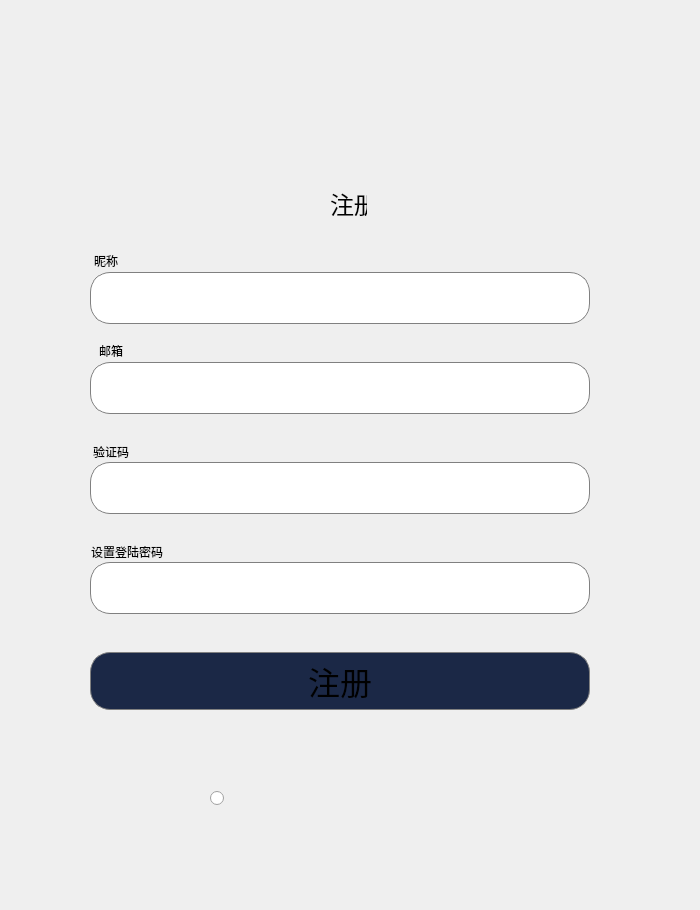
First picture: the form in UI/gbs/GBSRegisterForm.ui, repository huangjingpei/myobs, before the edit.
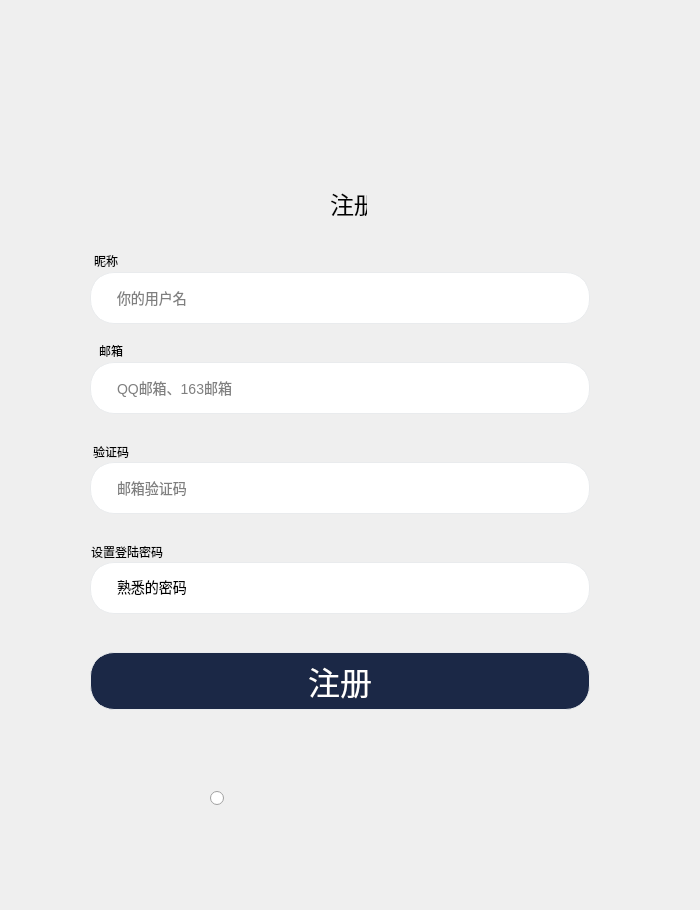
Second picture: the form after the edit.

Patch:
```diff
--- a/UI/gbs/GBSRegisterForm.ui
+++ b/UI/gbs/GBSRegisterForm.ui
@@ -50,10 +50,15 @@
      </rect>
     </property>
     <property name="styleSheet">
-     <string notr="true">border: 1px solid gray;
-border-radius: 20px;
+     <string notr="true">border: 1px solid #E9EBED;
+border-radius: 24px;
 padding: 5px;
-background: white;</string>
+background: white;
+padding-left: 24px;
+font-size: 14px;</string>
+    </property>
+    <property name="placeholderText">
+     <string>你的用户名</string>
     </property>
    </widget>
    <widget class="QLineEdit" name="leEmail">
@@ -66,10 +71,15 @@
      </rect>
     </property>
     <property name="styleSheet">
-     <string notr="true">border: 1px solid gray;
-border-radius: 20px;
+     <string notr="true">border: 1px solid #E9EBED;
+border-radius: 24px;
 padding: 5px;
-background: white;</string>
+background: white;
+padding-left: 24px;
+font-size: 14px;</string>
+    </property>
+    <property name="placeholderText">
+     <string>QQ邮箱、163邮箱</string>
     </property>
    </widget>
    <widget class="QLineEdit" name="leVerifyCode">
@@ -82,10 +92,15 @@
      </rect>
     </property>
     <property name="styleSheet">
-     <string notr="true">border: 1px solid gray;
-border-radius: 20px;
+     <string notr="true">border: 1px solid #E9EBED;
+border-radius: 24px;
 padding: 5px;
-background: white;</string>
+background: white;
+padding-left: 24px;
+font-size: 14px;</string>
+    </property>
+    <property name="placeholderText">
+     <string>邮箱验证码</string>
     </property>
    </widget>
    <widget class="QLineEdit" name="leLoginPassword">
@@ -98,10 +113,19 @@
      </rect>
     </property>
     <property name="styleSheet">
-     <string notr="true">border: 1px solid gray;
-border-radius: 20px;
+     <string notr="true">border: 1px solid #E9EBED;
+border-radius: 24px;
 padding: 5px;
-background: white;</string>
+background: white;
+padding-left: 24px;
+padding-top:10px;
+font-size: 14px;
+lineedit-password-character: 42;
+
+</string>
+    </property>
+    <property name="text">
+     <string>熟悉的密码</string>
     </property>
    </widget>
    <widget class="QLabel" name="lblNickName">
@@ -166,12 +190,21 @@
      </rect>
     </property>
     <property name="styleSheet">
-     <string notr="true">border: 1px solid gray;
-border-radius: 20px;
+     <string notr="true">QPushButton{
+border: 1px solid #E9EBED;
+color:#FFFFFF;
+border-radius: 24px;
 padding: 5px;
 background: #1B2846;
 font-size: 32px;
 text-align: center;
+}
+QPushButton:pressed{
+background-color: #1B2846;
+ padding-ringht: 3px;
+padding-bottom: 3px;
+}
+
 </string>
     </property>
     <property name="text">
```
